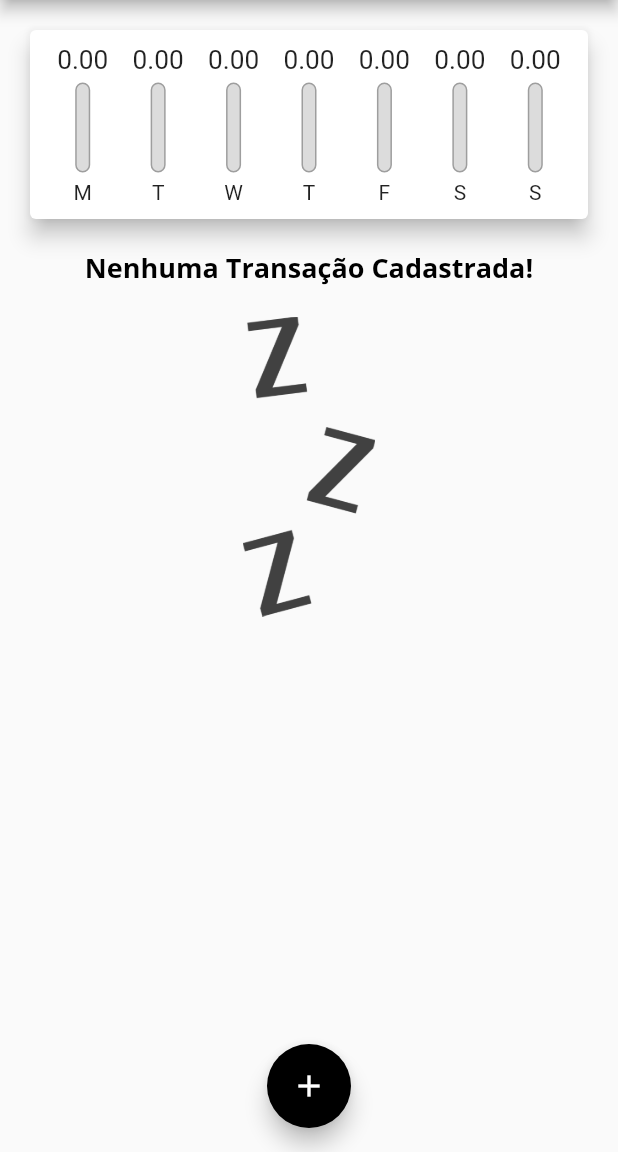
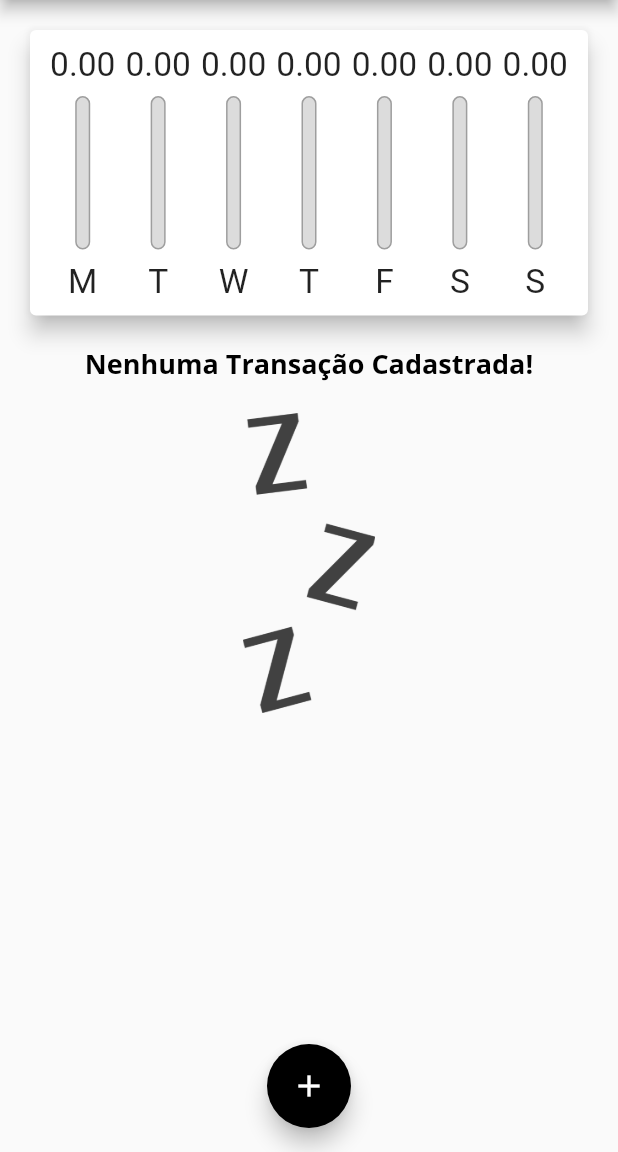
Before and after one commit to colombolucas/expensesApp, a Flutter app: the screen it shows after launch, on a phone screen of 412 x 824 dp, the part 84-1236 px from its top. Run offline on Flutter 3.47's test engine with Material 2 defaults, Android fonts, the phone set to English and light mode, and no system bars; missing offline and left inert: dart:html.

Commit message:
Ajustado todo layout para modo responsivo e adaptativo

```diff
--- a/lib/components/chart.dart
+++ b/lib/components/chart.dart
@@ -40,7 +40,9 @@ class Chart extends StatelessWidget {
   @override
   Widget build(BuildContext context) {
     groupedTransactions;
-    return Card(
+    return Container(
+      height: MediaQuery.of(context).size.height * 0.4,
+      child: Card(
         elevation: 6,
         margin: EdgeInsets.all(20),
         child: Padding(
@@ -61,6 +63,7 @@ class Chart extends StatelessWidget {
             }).toList(),
           ),
         ),
+      ),
     );
   }
 }
--- a/lib/components/chart_bar.dart
+++ b/lib/components/chart_bar.dart
@@ -9,15 +9,19 @@ class ChartBar extends StatelessWidget {
 
   @override
   Widget build(BuildContext context) {
+    return LayoutBuilder(
+      builder: (ctx, constraints) {
         return Column(
           children: [
             Container(
-            height: 20,
+                height: constraints.maxHeight * 0.15,
                 child: FittedBox(
                     child: Text("${value.toDouble().toStringAsFixed(2)}"))),
-        SizedBox(height: 5),
+            SizedBox(
+              height: constraints.maxHeight * 0.05,
+            ),
             Container(
-          height: 60,
+              height: constraints.maxHeight * 0.6,
               width: 10,
               child: Stack(
                 alignment: Alignment.bottomCenter,
@@ -42,9 +46,15 @@ class ChartBar extends StatelessWidget {
                 ],
               ),
             ),
-        SizedBox(height: 5),
-        Text(label.toString()),
+            SizedBox(height: constraints.maxHeight * 0.05),
+            Container(
+                height: constraints.maxHeight * 0.15,
+                child: FittedBox(
+                  child: Text(label.toString()),
+                )),
           ],
+        );
+      },
     );
   }
 }
--- a/lib/components/transaction_list.dart
+++ b/lib/components/transaction_list.dart
@@ -12,7 +12,7 @@ class TransactionList extends StatelessWidget {
   @override
   Widget build(BuildContext context) {
     return Container(
-      height: 430,
+      height: MediaQuery.of(context).size.height * 0.5,
       child: transactions.isEmpty
           ? Column(
               children: [
--- a/lib/main.dart
+++ b/lib/main.dart
@@ -105,11 +105,12 @@ class _MyHomePageState extends State<MyHomePage> {
 
   @override
   Widget build(BuildContext context) {
-    return Scaffold(
-      appBar: AppBar(
+    final appBar = AppBar(
       title: Text(
         'Despesas Pessoais',
-          style: TextStyle(color: Colors.white),
+        style: TextStyle(
+            color: Colors.white,
+            fontSize: 20 * MediaQuery.of(context).textScaleFactor),
       ),
       actions: <Widget>[
         IconButton(
@@ -117,13 +118,25 @@ class _MyHomePageState extends State<MyHomePage> {
           onPressed: () => _openTransactionFormModal(context),
         ),
       ],
-      ),
+    );
+
+    final availableHeight = MediaQuery.of(context).size.height -
+        appBar.preferredSize.height -
+        MediaQuery.of(context).padding.top;
+    return Scaffold(
+      appBar: appBar,
       body: SingleChildScrollView(
         child: Column(
           crossAxisAlignment: CrossAxisAlignment.stretch,
-          children: <Widget>[
-            Chart(_recentTransactions),
-            TransactionList(_transactions, _removeTransaction),
+          children: [
+            Container(
+              height: availableHeight * 0.30,
+              child: Chart(_recentTransactions),
+            ),
+            Container(
+              height: availableHeight * 0.70,
+              child: TransactionList(_transactions, _removeTransaction),
+            ),
           ],
         ),
       ),
```
Lines whose indentation alone changed are shown as unchanged.
